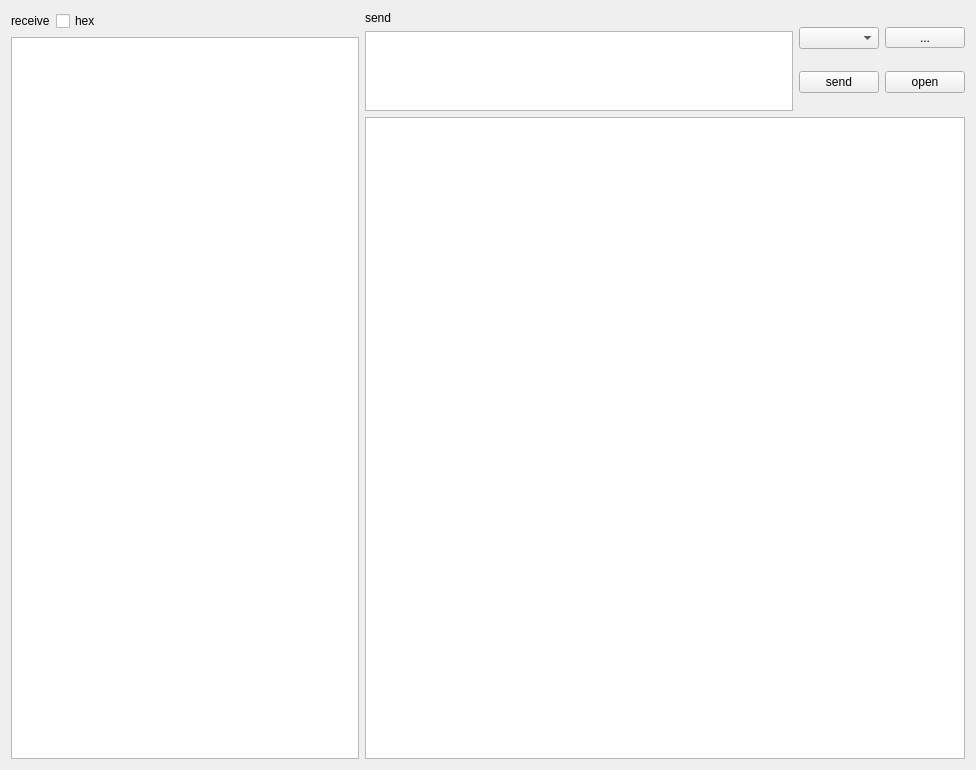
First picture: the form in src/serialportwidget.ui, repository binfeng-young/serialport, before the edit.
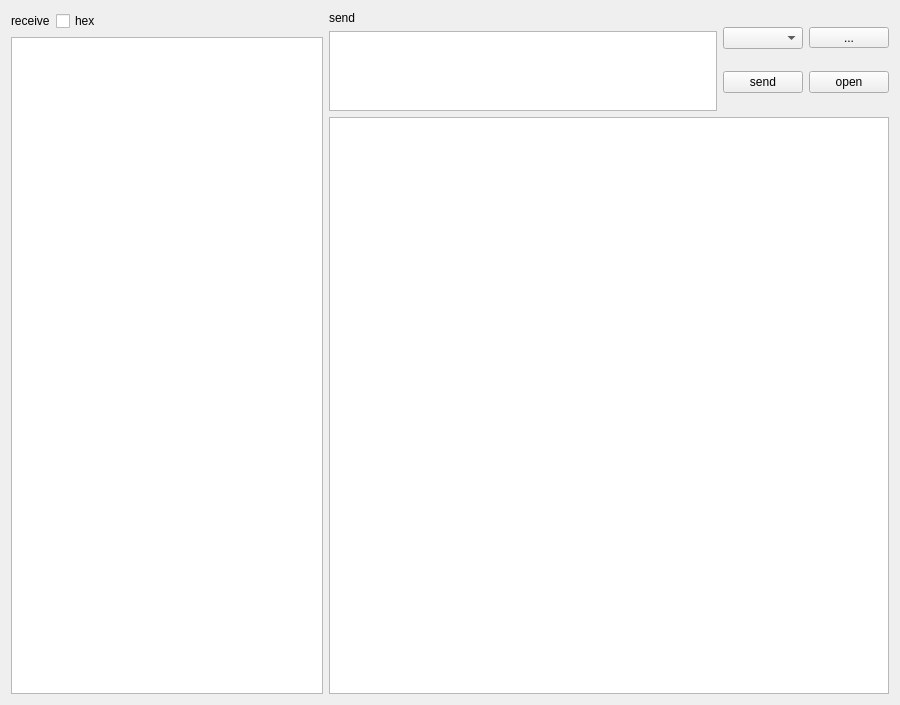
Second picture: the form after the edit.

Patch:
```diff
--- a/src/serialportwidget.ui
+++ b/src/serialportwidget.ui
@@ -6,8 +6,8 @@
    <rect>
     <x>0</x>
     <y>0</y>
-    <width>976</width>
-    <height>770</height>
+    <width>900</width>
+    <height>705</height>
    </rect>
   </property>
   <property name="sizePolicy">
@@ -173,8 +173,8 @@
        </property>
        <property name="minimumSize">
         <size>
-         <width>600</width>
-         <height>600</height>
+         <width>560</width>
+         <height>560</height>
         </size>
        </property>
       </widget>
```
